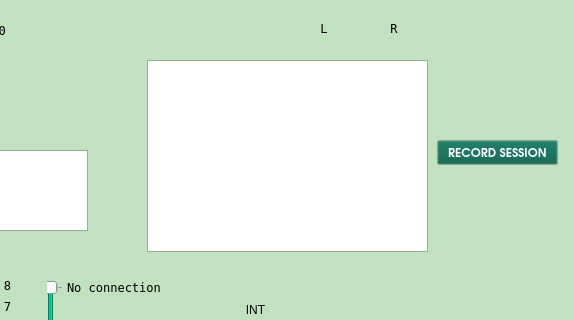
First picture: the form in code/mainwindow.ui, repository meerabal/Cranial-Electrical-Simulator, before the edit; both pictures show x 263 to 837 and y 0 to 320 of the 837 by 512 pixel window.
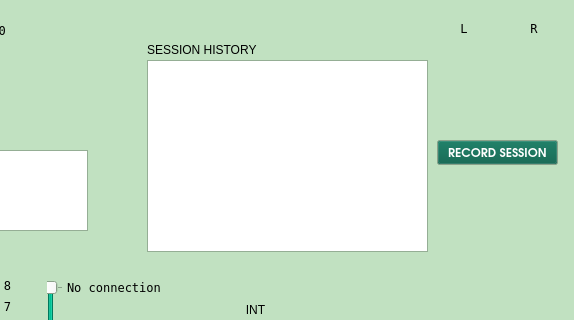
Second picture: the form after the edit.

The edit to the form file:
```diff
--- a/code/mainwindow.ui
+++ b/code/mainwindow.ui
@@ -545,7 +545,7 @@
    <widget class="QLabel" name="leftLightLabel">
     <property name="geometry">
      <rect>
-      <x>560</x>
+      <x>700</x>
       <y>20</y>
       <width>54</width>
       <height>17</height>
@@ -575,7 +575,7 @@
    <widget class="QLabel" name="rightLightLabel">
     <property name="geometry">
      <rect>
-      <x>630</x>
+      <x>770</x>
       <y>20</y>
       <width>54</width>
       <height>17</height>
@@ -1530,6 +1530,22 @@
      <bool>false</bool>
     </property>
    </widget>
+   <widget class="QLabel" name="sessionHistoryLabel">
+    <property name="geometry">
+     <rect>
+      <x>410</x>
+      <y>40</y>
+      <width>131</width>
+      <height>20</height>
+     </rect>
+    </property>
+    <property name="text">
+     <string>SESSION HISTORY</string>
+    </property>
+    <property name="alignment">
+     <set>Qt::AlignLeading|Qt::AlignLeft|Qt::AlignVCenter</set>
+    </property>
+   </widget>
   </widget>
   <widget class="QMenuBar" name="menubar">
    <property name="geometry">
```
